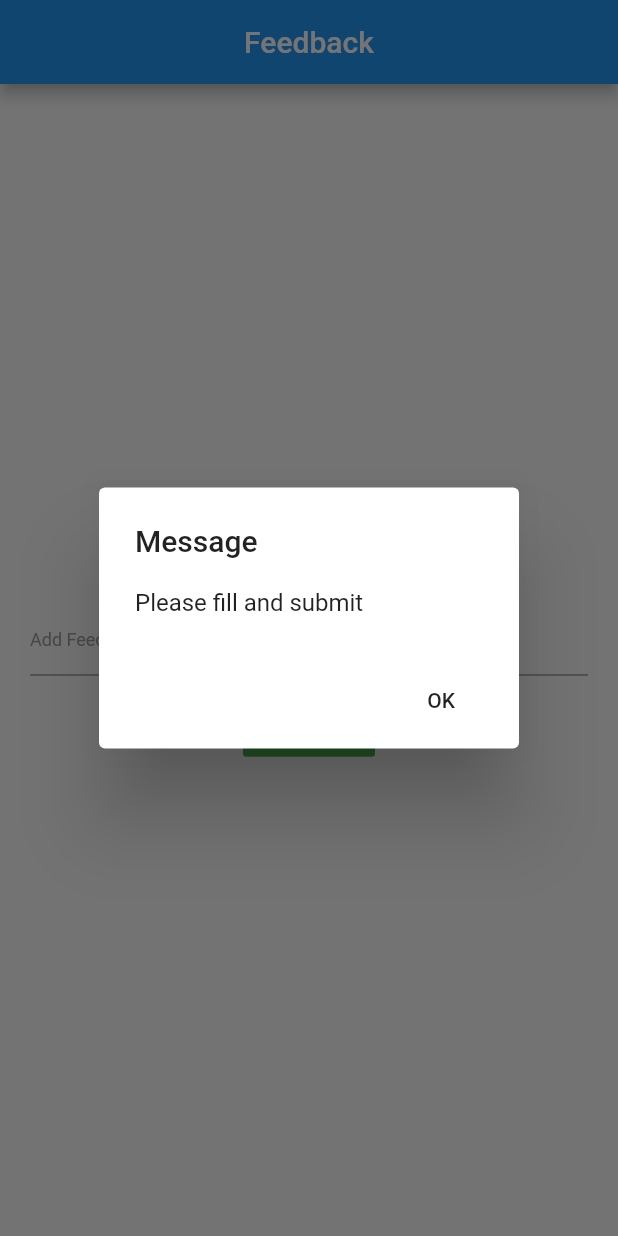
After one commit to fasrinaleem/FillMe-FillingStationLocator-FlutterApp, a Flutter app: the Feedback screen opened directly, after a tap on "Submit", on a phone screen of 412 x 824 dp. The commit adds this screen. Run offline on Flutter 3.47's test engine with Material 2 defaults, Android fonts, the phone set to English and light mode, and no system bars; our stand-ins replace bloc, cloud_firestore, firebase_auth, flutter_bloc, google_maps_flutter, page_transition and 2 more; accounts and stored records are empty.

Commit message:
Updated feedback & profile pages with firebase

```diff
--- /dev/null
+++ b/lib/feedback.dart
@@ -0,0 +1,368 @@
+import 'package:firebase_auth/firebase_auth.dart';
+import 'package:flutter/material.dart';
+import 'package:cloud_firestore/cloud_firestore.dart';
+
+import 'navigation/navigation_bloc.dart';
+
+class FeedbackPage extends StatelessWidget with NavigationStates {
+  Widget build(BuildContext context) {
+    return MaterialApp(
+      debugShowCheckedModeBanner: false,
+      home: Feedback(),
+    );
+  }
+}
+
+class Feedback extends StatefulWidget {
+  _FeedbackState createState() => _FeedbackState();
+}
+
+class _FeedbackState extends State<Feedback> {
+  final TextEditingController _addFeedBackContrl = new TextEditingController();
+  final firestore = Firestore.instance;
+
+  String _uid = "";
+  String _message = "";
+  String count = "0";
+  String feedback = "";
+
+// 1st get the logged user id
+  @override
+  initState() {
+    this.getCurrentUser();
+    super.initState();
+  }
+
+  void getCurrentUser() async {
+    //current user
+    FirebaseUser currentUser = await FirebaseAuth.instance.currentUser();
+    _uid = currentUser.uid;
+    // get the count of feedback count for user
+    // try {
+    //   count = Firestore.instance
+    //       .collection('feedbacks')
+    //       .where('uid', isEqualTo: _uid)
+    //       .snapshots()
+    //       .length
+    //       .toString();
+
+    //   print("document count" + count);
+    //   print(_uid);
+    // } catch (e) {
+    //   print("error " + e.code);
+    // }
+  }
+
+//submit newly added feedback
+  void _submitFeedback() async {
+    feedback = _addFeedBackContrl.text;
+
+// check the input is empty or null
+    if (feedback == null || feedback == "") {
+      _message = "Please fill and submit";
+      showAlertDialog();
+    } else {
+      try {
+        // send json data to firestore
+        Firestore.instance
+            .collection('feedbacks')
+            .document()
+            .setData({'uid': _uid, 'feedback': feedback}).then((onValue) {
+          _addFeedBackContrl.text = "";
+          _message = "Successfully Added";
+
+          showAlertDialog();
+        });
+      } catch (e) {
+        _message = e.code;
+        showAlertDialog();
+      }
+    }
+  }
+
+// feedback update function
+  void _updateFeedback(DocumentSnapshot doc) async {
+    feedback = _addFeedBackContrl.text;
+    //check feedback
+    if (feedback == "" || feedback == null) {
+      _message = "Please add the updated feedback";
+      showAlertDialog();
+    } else {
+      try {
+        //update the document feedback field
+        await firestore
+            .collection('feedbacks')
+            .document(doc.documentID)
+            .updateData({'feedback': feedback});
+        _addFeedBackContrl.text = "";
+        _message = "Updated successfully";
+        showAlertDialog();
+      } catch (e) {
+        _message = e.code;
+        showAlertDialog();
+      }
+    }
+  }
+
+  /// ****update data dialog box input *******/
+  ///
+// use the DocumentSnapshot and get the selected document field data
+// display the entered feedback hint text
+// editing controller use the update the view field & get the data into database
+  void updateData(DocumentSnapshot doc) async {
+    await showDialog<String>(
+        builder: (context) {
+          return AlertDialog(
+            content: Row(
+              children: <Widget>[
+                Expanded(
+                  child: TextFormField(
+                    controller: _addFeedBackContrl,
+                    autofocus: true,
+                    decoration: InputDecoration(
+                      hintText: feedback,
+                      hintStyle: TextStyle(color: Colors.grey),
+                    ),
+                  ),
+                ),
+              ],
+            ),
+            // dialog box has two buttons
+            actions: <Widget>[
+              FlatButton(
+                  child: Text("Cancel"),
+                  onPressed: () {
+                    Navigator.of(context, rootNavigator: true).pop();
+                  }),
+              // after press save botton pass the document instance id and firestore field update
+              FlatButton(
+                child: Text("Save"),
+                onPressed: () {
+                  _updateFeedback(doc);
+                },
+              ),
+            ],
+          );
+        },
+        context: context);
+  }
+
+  /// *************** document delete function ************************
+  ///
+  void deleteData(DocumentSnapshot doc) async {
+    try {
+      await firestore.collection('feedbacks').document(doc.documentID).delete();
+      _addFeedBackContrl.text = "";
+      _message = "Feedback Delete Successfully";
+       showAlertDialog();
+    } catch (e) {
+      _message = e.code;
+      showAlertDialog();
+    }
+  }
+
+  ///************* using cards display inserted feedback ***********/
+  Card buildFeedback(DocumentSnapshot doc) {
+    // assiging the selected document feedback field data
+    feedback = doc.data['feedback'];
+    return Card(
+      child: Padding(
+        padding: const EdgeInsets.all(8.0),
+        child: Column(
+          crossAxisAlignment: CrossAxisAlignment.start,
+          children: <Widget>[
+            //display feedback
+            Text(
+              '${doc.data['feedback']}',
+              style: TextStyle(fontSize: 24),
+            ),
+            SizedBox(height: 12),
+            Row(
+              mainAxisAlignment: MainAxisAlignment.end,
+              children: <Widget>[
+                // update button
+                FlatButton(
+                    child:
+                        Text('Update', style: TextStyle(color: Colors.white)),
+                    color: Colors.green,
+                    onPressed: () {
+                      updateData(doc);
+                    }),
+                SizedBox(width: 8),
+                //delete button
+                FlatButton(
+                  onPressed: () => deleteData(doc),
+                  child: Text('Delete'),
+                  color: Colors.red,
+                ),
+              ],
+            )
+          ],
+        ),
+      ),
+    );
+  }
+
+  // //display fields function
+  // Widget displayFeedBacks() {
+  //   // if count is 0 ; user can add the new feedback
+  //   //if (count == '0') {
+  //     return ListView(
+  //         child: Padding(
+  //             padding: const EdgeInsets.all(8.0),
+  //                     Row(
+  //           mainAxisAlignment: MainAxisAlignment.spaceEvenly,
+  //               crossAxisAlignment: CrossAxisAlignment.center,
+  //               children: <Widget>[
+  //                 SizedBox(
+  //                   height: 20,
+  //                 ),
+  //                 TextFormField(
+  //                   decoration: InputDecoration(
+  //                     hintText: "Add Feedback...",
+  //                     hintStyle: TextStyle(color: Colors.grey),
+  //                   ),
+  //                   style: TextStyle(fontSize: 12, color: Colors.black),
+  //                   cursorColor: Colors.black,
+  //                   controller: _addFeedBackContrl,
+  //                 ),
+  //                 SizedBox(
+  //                   height: 10,
+  //                 ),
+  //                 FlatButton(
+  //                   child: Text(
+  //                     "Submit",
+  //                     style: TextStyle(color: Colors.white),
+  //                   ),
+  //                   color: Colors.green,
+  //                   onPressed: _submitFeedback,
+  //                 ),
+  //                 SizedBox(
+  //                   height: 100,
+  //                 ),
+  //               ],
+  //             ),
+  //  // } else {
+  //     //get the logged user entered feedback
+  //      StreamBuilder<QuerySnapshot>(
+  //         stream: firestore
+  //             .collection('feedbacks')
+  //             .where('uid', isEqualTo: _uid)
+  //             .snapshots(),
+  //         builder: (context, snapshot) {
+  //           if (snapshot.hasData) {
+  //             return Column(
+  //                 children: snapshot.data.documents
+  //                     .map((doc) => buildFeedback(doc))
+  //                     .toList());
+  //           } else {
+  //             return SizedBox();
+  //           }
+  //         }),
+
+  //         ),
+  //     )
+  // //  }
+  // }
+
+  @override
+  Widget build(BuildContext context) {
+    return Scaffold(
+        appBar: AppBar(
+          title: Text("Feedback"),
+          centerTitle: true,
+        ),
+        body: SingleChildScrollView(
+            child: Container(
+          height: MediaQuery.of(context).size.height,
+          child: Stack(
+            children: <Widget>[
+              Container(
+                padding: EdgeInsets.symmetric(horizontal: 20),
+                child: Column(
+                  crossAxisAlignment: CrossAxisAlignment.center,
+                  mainAxisAlignment: MainAxisAlignment.center,
+                  children: <Widget>[
+                    SizedBox(
+                      height: 12,
+                    ),
+                    TextFormField(
+                      decoration: InputDecoration(
+                        hintText: "Add Feedback...",
+                        hintStyle: TextStyle(color: Colors.grey),
+                      ),
+                      style: TextStyle(fontSize: 12, color: Colors.black),
+                      cursorColor: Colors.black,
+                      controller: _addFeedBackContrl,
+                    ),
+                    SizedBox(
+                      height: 12,
+                    ),
+                    FlatButton(
+                      child: Text(
+                        "Submit",
+                        style: TextStyle(color: Colors.white),
+                      ),
+                      color: Colors.green,
+                      onPressed: _submitFeedback,
+                    ),
+                    SizedBox(
+                      height: 15,
+                    ),
+                    Container(
+                      padding: EdgeInsets.symmetric(vertical: 10),
+                      alignment: Alignment.centerRight,
+                    ),
+                    Expanded(
+                      flex: 0,
+                      child: SizedBox(),
+                    ),
+
+                    //get the logged user entered feedback
+                    StreamBuilder<QuerySnapshot>(
+                        stream: firestore
+                            .collection('feedbacks')
+                            .where('uid', isEqualTo: _uid)
+                            .snapshots(),
+                        builder: (context, snapshot) {
+                          if (snapshot.hasData) {
+                            return Column(
+                                children: snapshot.data.documents
+                                    .map((doc) => buildFeedback(doc))
+                                    .toList());
+                          } else {
+                            return SizedBox();
+                          }
+                        }),
+                  ],
+                ),
+              ),
+            ],
+          ),
+        )));
+  }
+
+  ///***** Message display dialog box */
+  showAlertDialog() {
+    Widget okButton = FlatButton(
+      child: Text("OK"),
+      onPressed: () {
+        Navigator.of(context, rootNavigator: true).pop();
+      },
+    );
+
+    AlertDialog alert = AlertDialog(
+      title: Text('Message'),
+      content: Text(_message),
+      actions: <Widget>[
+        okButton,
+      ],
+    );
+    showDialog(
+      context: context,
+      builder: (BuildContext context) {
+        return alert;
+      },
+    );
+  }
+}
--- a/lib/navigation/navigation_bloc.dart
+++ b/lib/navigation/navigation_bloc.dart
@@ -2,11 +2,12 @@ import 'package:bloc/bloc.dart';
 
 import 'package:fillme/profile.dart';
 import 'package:fillme/mapHome.dart';
+import '../feedback.dart';
 
 enum NavigationEvents {
   ProfileEvent,
   DisplayMapEvent,
-
+  FeedbackEvent,
 }
 
 abstract class NavigationStates {}
@@ -24,6 +25,9 @@ class NavigationBloc extends Bloc<NavigationEvents, NavigationStates> {
       case NavigationEvents.DisplayMapEvent:
         yield MyMapApp();
         break;
+      case NavigationEvents.FeedbackEvent:
+        yield FeedbackPage();
+        break;
     }
   }
 }
--- a/lib/registration.dart
+++ b/lib/registration.dart
@@ -31,7 +31,7 @@ class _RegistrationPage extends State<RegistrationPage> {
   String _successMsg = "";
   String _name;
 
-  void _submitForm() async {
+  Future _submitForm() async {
     if (validate()) {
       try {
         print(_email);
```
Also changed, not shown: lib/api/crud_options.dart (deleted, +0 -42 lines), lib/api/test_api.dart (deleted, +0 -110 lines), lib/login.dart (+25 -5 lines), lib/profile.dart (+63 -55 lines), lib/sidebar.dart (+11 -2 lines).
